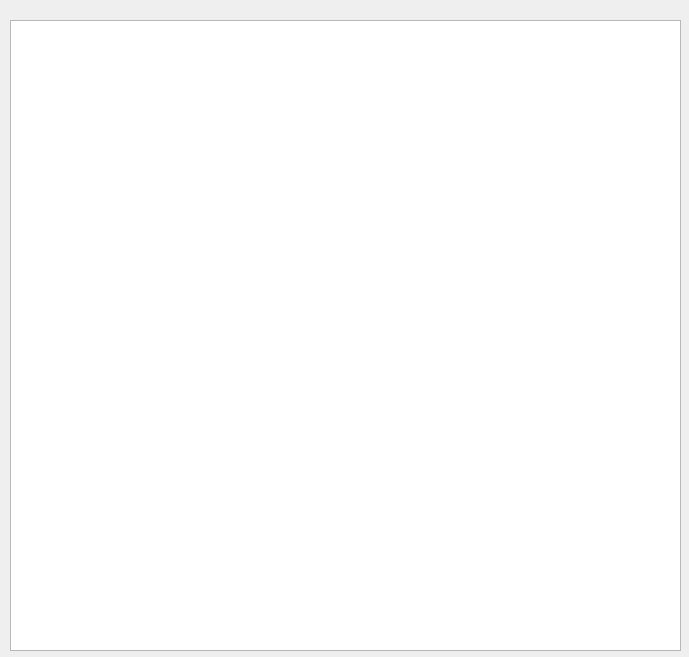
This is teachers_list.ui in alexeypertcev/ksu-ivt-nagruzka as Qt 5 draws it before an edit. The edited form follows.
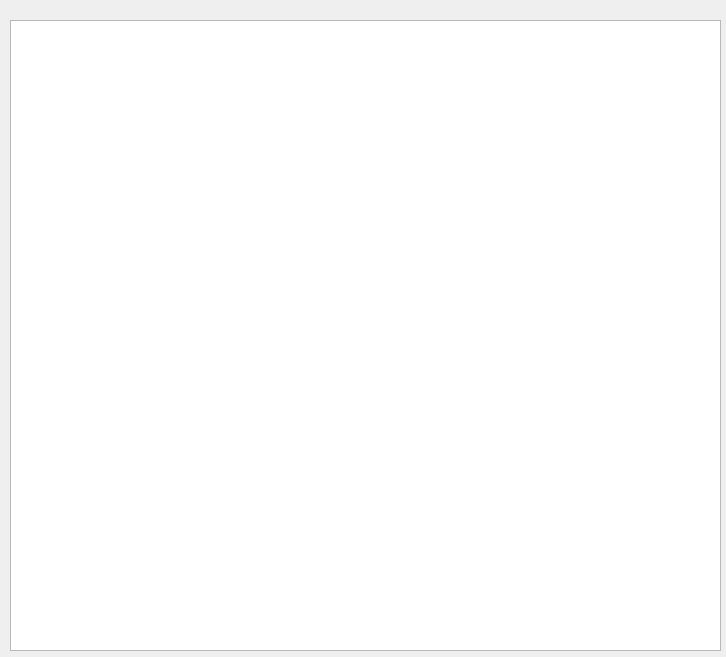
This is the edited form.

The edit to the form file:
```diff
--- a/teachers_list.ui
+++ b/teachers_list.ui
@@ -6,7 +6,7 @@
    <rect>
     <x>0</x>
     <y>0</y>
-    <width>689</width>
+    <width>726</width>
     <height>657</height>
    </rect>
   </property>
@@ -18,7 +18,7 @@
     <rect>
      <x>10</x>
      <y>20</y>
-     <width>671</width>
+     <width>711</width>
      <height>631</height>
     </rect>
    </property>
```
